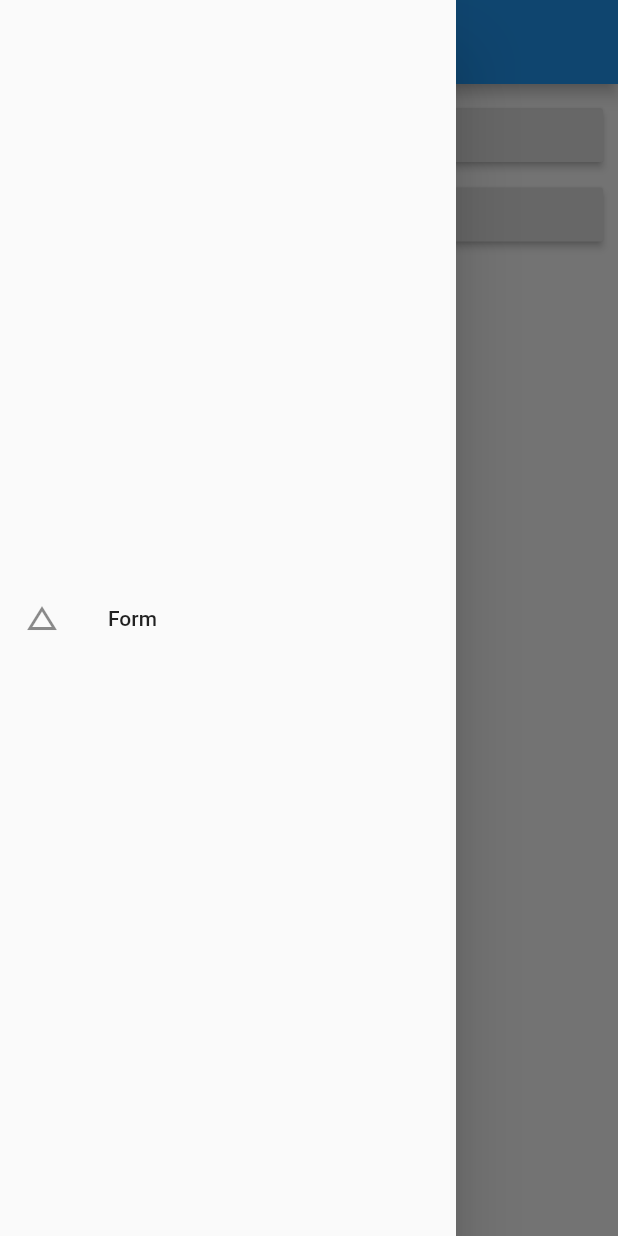
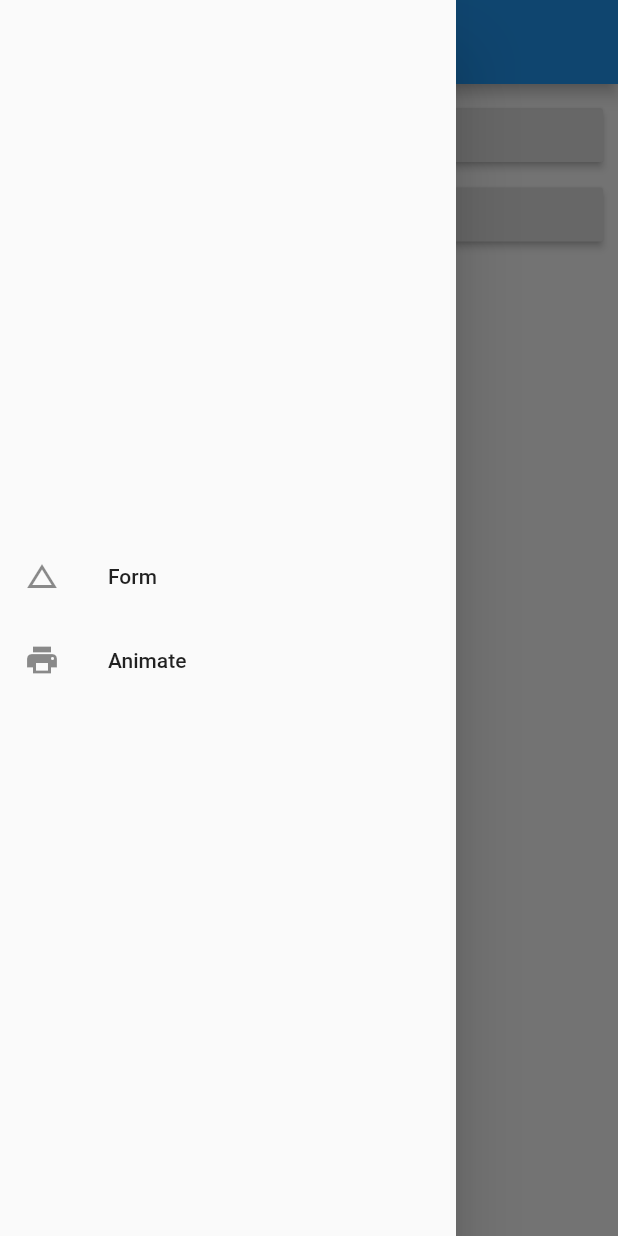
Before and after one commit to BreathlessWay/FlutterApp, a Flutter app: the screen it shows after launch, with the side drawer open, on a phone screen of 412 x 824 dp. Run offline on Flutter 3.47's test engine with Material 2 defaults, Android fonts, the phone set to English and light mode, and no system bars.

Commit message:
feat: 动画

```diff
--- a/lib/main.dart
+++ b/lib/main.dart
@@ -3,11 +3,13 @@ import 'package:flutter/material.dart';
 import 'package:FlutterApp/demo/router.dart';
 import 'package:FlutterApp/layout/home.dart';
 import 'package:FlutterApp/form//index.dart';
+import 'package:FlutterApp/animate/index.dart';
 
 class Router {
   static const Demo = '/demo';
   static const Layout = '/layout';
   static const Form = '/form';
+  static const Animate = '/animate';
 }
 
 void main() => runApp(MaterialApp(
@@ -15,7 +17,8 @@ void main() => runApp(MaterialApp(
       routes: <String, WidgetBuilder>{
         Router.Demo: (BuildContext context) => new DemoRouter(),
         Router.Layout: (BuildContext context) => new LayoutHomeScreen(),
-        Router.Form: (BuildContext context) => new FormScreen()
+        Router.Form: (BuildContext context) => new FormScreen(),
+        Router.Animate: (BuildContext context) => new AnimateScreen()
       },
       home: new RootApp(),
     ));
@@ -28,14 +31,27 @@ class RootApp extends StatelessWidget {
           title: new Text('Flutter App'),
         ),
         drawer: new Drawer(
-          child: new Center(
-            child: new ListTile(
+          child: new Column(
+            /// 类似 justify-content
+            mainAxisAlignment: MainAxisAlignment.center,
+            /// 类似 align-items
+            crossAxisAlignment: CrossAxisAlignment.end,
+            children: <Widget>[
+              new ListTile(
                 leading: Icon(Icons.change_history),
                 title: const Text('Form'),
                 onTap: () {
                   Navigator.of(context).pushNamed(Router.Form);
                 },
               ),
+              new ListTile(
+                leading: Icon(Icons.print),
+                title: const Text('Animate'),
+                onTap: () {
+                  Navigator.of(context).pushNamed(Router.Animate);
+                },
+              )
+            ],
           ),
           elevation: 20.0,
         ),
```
Also changed, not shown: lib/animate/index.dart (added, +41 -0 lines). Lines whose indentation alone changed are shown as unchanged.
